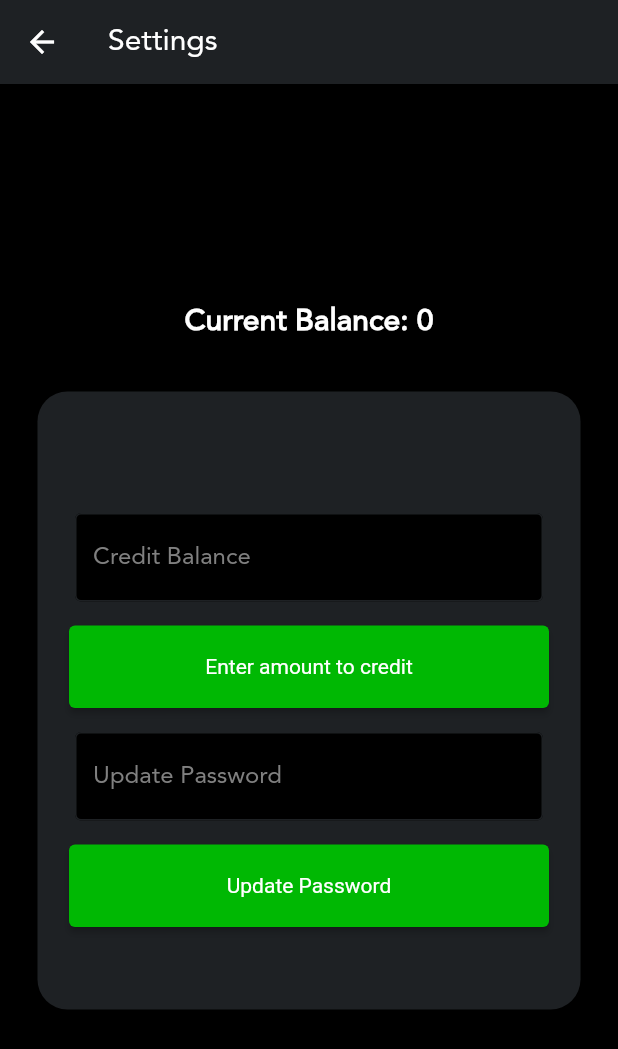
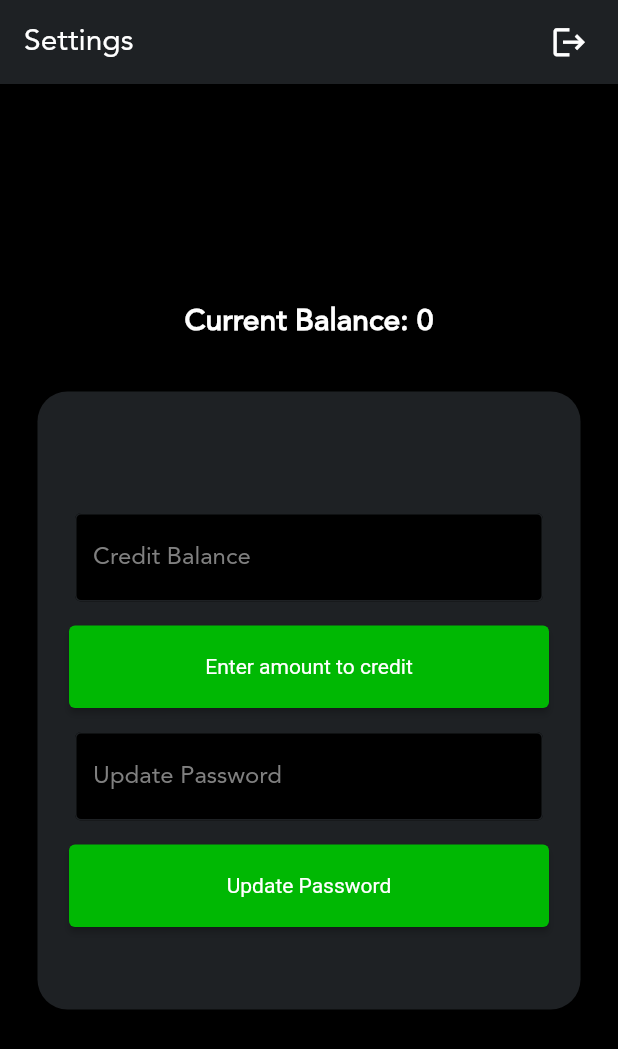
Before and after one commit to PaperStox/paperstox-app-flutter, a Flutter app: the settingsView screen opened directly, on a phone screen of 412 x 824 dp. Shown: the top 1049 px of the screen. Run offline on Flutter 3.47's test engine with Material 2 defaults, Android fonts, the phone set to English and light mode, and no system bars; our stand-ins replace cloud_firestore, firebase_auth, firebase_core, flutter_signin_button, google_sign_in; accounts and stored records are empty.

Commit message:
logout functions in all tabs

```diff
--- a/lib/views/portfolio.dart
+++ b/lib/views/portfolio.dart
@@ -37,7 +37,10 @@ class _Portfolio extends State<Portfolio> {
     }
 
     return Scaffold(
-        appBar: AppBar(title: const Text("Portfolio"), actions: <Widget>[
+        appBar: AppBar(
+            title: const Text("Portfolio"),
+            automaticallyImplyLeading: false,
+            actions: <Widget>[
               Padding(
                   padding: const EdgeInsets.only(right: 20.0),
                   child: GestureDetector(
--- a/lib/views/search_view.dart
+++ b/lib/views/search_view.dart
@@ -61,7 +61,10 @@ class _SearchView extends State<SearchView> {
     }
     CollectionReference users = firestore.collection('users');
     return Scaffold(
-        appBar: AppBar(title: const Text("Search"), actions: <Widget>[
+        appBar: AppBar(
+            title: const Text("Search"),
+            automaticallyImplyLeading: false,
+            actions: <Widget>[
               Padding(
                   padding: const EdgeInsets.only(right: 20.0),
                   child: GestureDetector(
--- a/lib/views/settings.dart
+++ b/lib/views/settings.dart
@@ -4,6 +4,7 @@ import 'package:cloud_firestore/cloud_firestore.dart';
 import 'package:firebase_auth/firebase_auth.dart';
 import 'package:paperstox_app/views/bottom_navbar.dart';
 import 'package:paperstox_app/views/login_view.dart';
+import 'package:paperstox_app/views/logout.dart';
 import 'package:paperstox_app/views/portfolio.dart';
 
 class settingsView extends StatefulWidget {
@@ -19,6 +20,7 @@ class _settingsViewState extends State<settingsView> {
 
   final password_controller = TextEditingController();
   final credit_balance_controller = TextEditingController();
+  final FirebaseAuth auth = FirebaseAuth.instance;
 
   @override
   void initState() {
@@ -58,7 +60,23 @@ class _settingsViewState extends State<settingsView> {
   @override
   Widget build(BuildContext context) {
     return Scaffold(
-      appBar: AppBar(title: const Text("Settings")),
+      appBar: AppBar(
+          title: const Text("Settings"),
+          automaticallyImplyLeading: false,
+          actions: <Widget>[
+            Padding(
+                padding: const EdgeInsets.only(right: 20.0),
+                child: GestureDetector(
+                  onTap: () {
+                    // add the signout in history page
+                    showLogoutDialog(context, auth);
+                  },
+                  child: const Icon(
+                    Icons.logout,
+                    size: 25,
+                  ),
+                )),
+          ]),
       body: Container(
         decoration: const BoxDecoration(
           image: DecorationImage(
--- a/lib/views/watchlist_view.dart
+++ b/lib/views/watchlist_view.dart
@@ -48,7 +48,10 @@ class _WatchlistView extends State<WatchlistView> {
       fetchWatchlist();
     }
     return Scaffold(
-        appBar: AppBar(title: const Text("Watchlist"), actions: <Widget>[
+        appBar: AppBar(
+            title: const Text("Watchlist"),
+            automaticallyImplyLeading: false,
+            actions: <Widget>[
               Padding(
                   padding: const EdgeInsets.only(right: 20.0),
                   child: GestureDetector(
```
Also changed, not shown: lib/views/history_view.dart (+7 -1 lines). Lines whose indentation alone changed are shown as unchanged.
